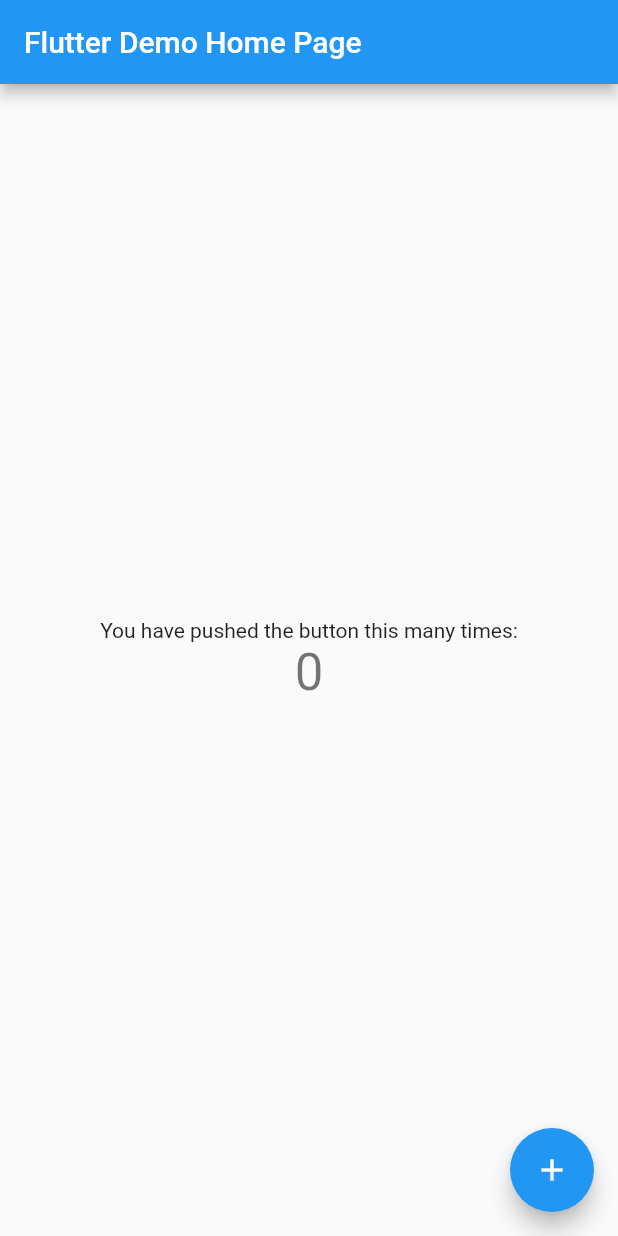
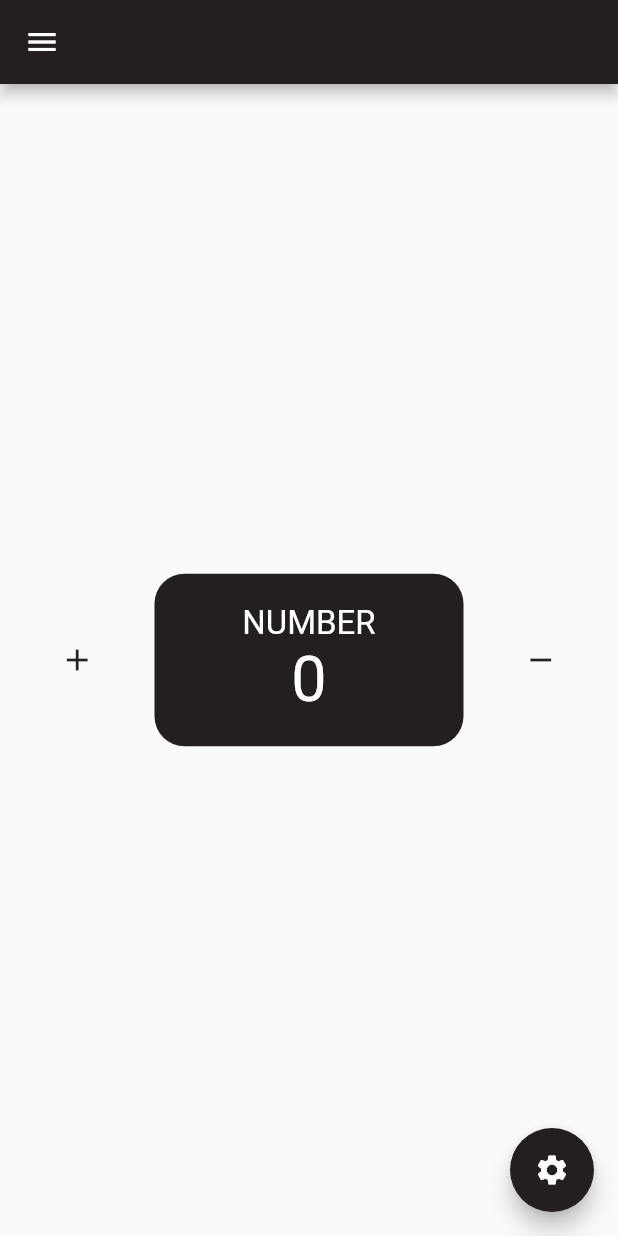
Before and after one commit to hgtucel/flutter_opening_information_bubbles, a Flutter app: the screen it shows after launch, on a phone screen of 412 x 824 dp. Run offline on Flutter 3.47's test engine with Material 2 defaults, Android fonts, the phone set to English and light mode, and no system bars.

Commit message:
ui added

```diff
--- a/lib/main.dart
+++ b/lib/main.dart
@@ -1,4 +1,5 @@
 import 'package:flutter/material.dart';
+import 'package:flutter_opening_information_bubbles/pages/home_page.dart';
 
 void main() {
   runApp(const MyApp());
@@ -12,104 +13,11 @@
   Widget build(BuildContext context) {
     return MaterialApp(
       title: 'Flutter Demo',
+      debugShowCheckedModeBanner: false,
       theme: ThemeData(
-        // This is the theme of your application.
-        //
-        // Try running your application with "flutter run". You'll see the
-        // application has a blue toolbar. Then, without quitting the app, try
-        // changing the primarySwatch below to Colors.green and then invoke
-        // "hot reload" (press "r" in the console where you ran "flutter run",
-        // or simply save your changes to "hot reload" in a Flutter IDE).
-        // Notice that the counter didn't reset back to zero; the application
-        // is not restarted.
         primarySwatch: Colors.blue,
       ),
-      home: const MyHomePage(title: 'Flutter Demo Home Page'),
+      home: const HomePage(),
     );
   }
 }
-
-class MyHomePage extends StatefulWidget {
-  const MyHomePage({super.key, required this.title});
-
-  // This widget is the home page of your application. It is stateful, meaning
-  // that it has a State object (defined below) that contains fields that affect
-  // how it looks.
-
-  // This class is the configuration for the state. It holds the values (in this
-  // case the title) provided by the parent (in this case the App widget) and
-  // used by the build method of the State. Fields in a Widget subclass are
-  // always marked "final".
-
-  final String title;
-
-  @override
-  State<MyHomePage> createState() => _MyHomePageState();
-}
-
-class _MyHomePageState extends State<MyHomePage> {
-  int _counter = 0;
-
-  void _incrementCounter() {
-    setState(() {
-      // This call to setState tells the Flutter framework that something has
-      // changed in this State, which causes it to rerun the build method below
-      // so that the display can reflect the updated values. If we changed
-      // _counter without calling setState(), then the build method would not be
-      // called again, and so nothing would appear to happen.
-      _counter++;
-    });
-  }
-
-  @override
-  Widget build(BuildContext context) {
-    // This method is rerun every time setState is called, for instance as done
-    // by the _incrementCounter method above.
-    //
-    // The Flutter framework has been optimized to make rerunning build methods
-    // fast, so that you can just rebuild anything that needs updating rather
-    // than having to individually change instances of widgets.
-    return Scaffold(
-      appBar: AppBar(
-        // Here we take the value from the MyHomePage object that was created by
-        // the App.build method, and use it to set our appbar title.
-        title: Text(widget.title),
-      ),
-      body: Center(
-        // Center is a layout widget. It takes a single child and positions it
-        // in the middle of the parent.
-        child: Column(
-          // Column is also a layout widget. It takes a list of children and
-          // arranges them vertically. By default, it sizes itself to fit its
-          // children horizontally, and tries to be as tall as its parent.
-          //
-          // Invoke "debug painting" (press "p" in the console, choose the
-          // "Toggle Debug Paint" action from the Flutter Inspector in Android
-          // Studio, or the "Toggle Debug Paint" command in Visual Studio Code)
-          // to see the wireframe for each widget.
-          //
-          // Column has various properties to control how it sizes itself and
-          // how it positions its children. Here we use mainAxisAlignment to
-          // center the children vertically; the main axis here is the vertical
-          // axis because Columns are vertical (the cross axis would be
-          // horizontal).
-          mainAxisAlignment: MainAxisAlignment.center,
-          children: <Widget>[
-            const Text(
-              'You have pushed the button this many times:',
-            ),
-            Text(
-              '$_counter',
-              style: Theme.of(context).textTheme.headlineMedium,
-            ),
-          ],
-        ),
-      ),
-      floatingActionButton: FloatingActionButton(
-        onPressed: _incrementCounter,
-        tooltip: 'Increment',
-        child: const Icon(Icons.add),
-      ), // This trailing comma makes auto-formatting nicer for build methods.
-    );
-  }
-}
--- /dev/null
+++ b/lib/pages/home_page.dart
@@ -0,0 +1,91 @@
+import 'package:flutter/material.dart';
+
+class HomePage extends StatefulWidget {
+  const HomePage({super.key});
+
+  @override
+  State<HomePage> createState() => _HomePageState();
+}
+
+class _HomePageState extends State<HomePage> {
+  int? number;
+
+  @override
+  void initState() {
+    number = 0;
+    super.initState();
+  }
+
+  @override
+  Widget build(BuildContext context) {
+    return Scaffold(
+      appBar: AppBar(
+        backgroundColor: const Color(0xFF231f20),
+      ),
+      drawer: Drawer(
+        child: ListView(
+          children: const [
+            ListTile(
+              title: Text("Menu 1"),
+            )
+          ],
+        ),
+      ),
+      floatingActionButton: FloatingActionButton(
+        backgroundColor: const Color(0xFF231f20),
+        onPressed: () {},
+        child: const Icon(Icons.settings),
+      ),
+      body: Center(
+        child: Column(
+          mainAxisAlignment: MainAxisAlignment.center,
+          crossAxisAlignment: CrossAxisAlignment.center,
+          children: [
+            Row(
+              children: [
+                Expanded(
+                    child: IconButton(
+                        onPressed: () {
+                          setState(() {
+                            number = (number ?? 0) + 1;
+                          });
+                        },
+                        icon: const Icon(Icons.add))),
+                Expanded(
+                  flex: 2,
+                  child: Container(
+                    padding: const EdgeInsets.all(20),
+                    decoration: BoxDecoration(
+                        color: const Color(0xFF231f20),
+                        borderRadius: BorderRadius.circular(20)),
+                    child: Column(
+                      children: [
+                        const Text(
+                          "NUMBER",
+                          style: TextStyle(color: Colors.white, fontSize: 22),
+                        ),
+                        Text("$number",
+                            style: const TextStyle(
+                                color: Colors.white, fontSize: 42))
+                      ],
+                    ),
+                  ),
+                ),
+                Expanded(
+                    child: IconButton(
+                        onPressed: () {
+                          if ((number ?? 0) > 0) {
+                            setState(() {
+                              number = (number ?? 0) - 1;
+                            });
+                          }
+                        },
+                        icon: const Icon(Icons.remove))),
+              ],
+            ),
+          ],
+        ),
+      ),
+    );
+  }
+}
```
